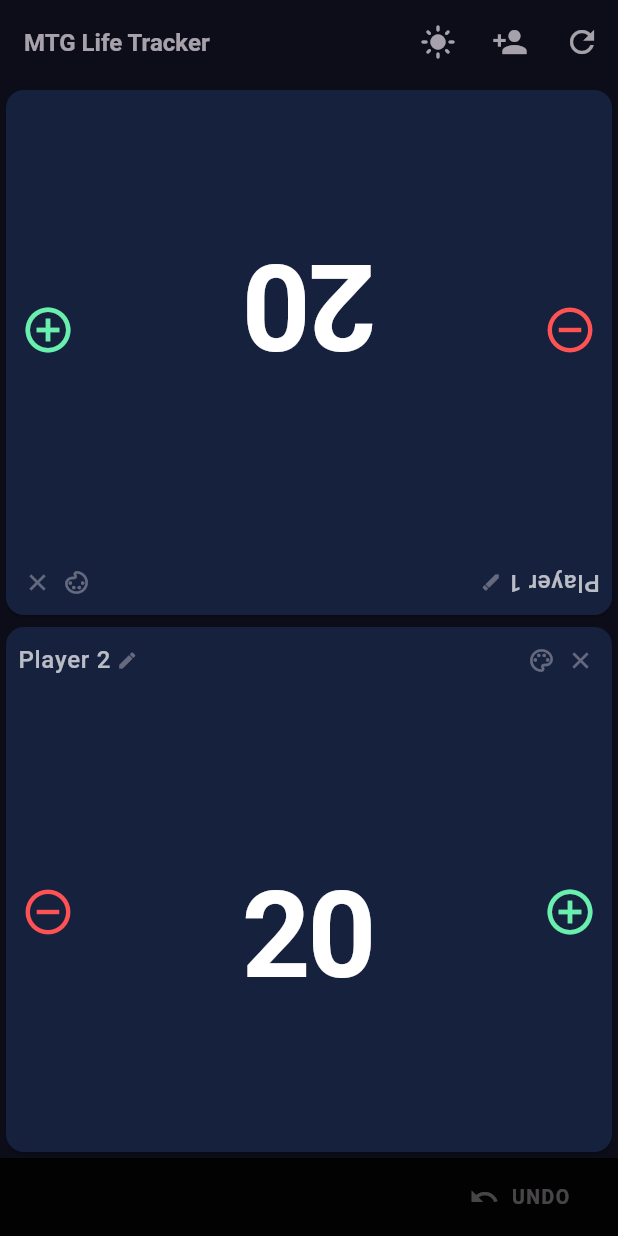
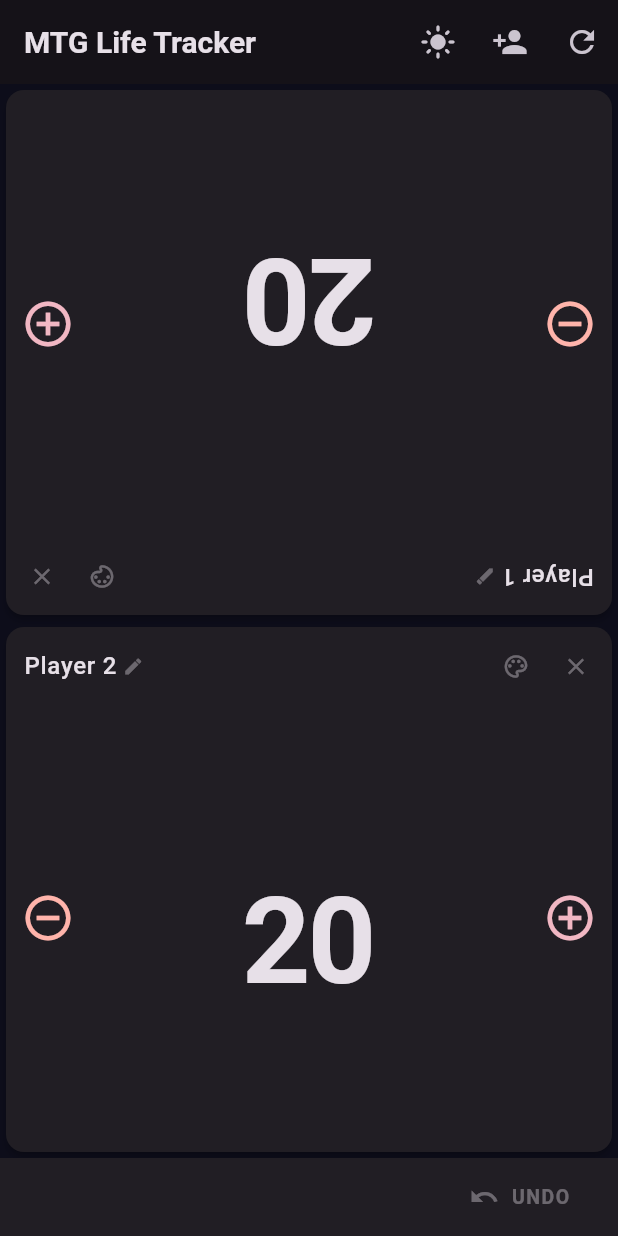
Before and after one commit to adamkea/mtg-lifetracker, a Flutter app: the screen it shows after launch, after a tap on "START GAME", on a phone screen of 412 x 824 dp. Run offline on Flutter 3.47's test engine with Material 3 defaults, Android fonts, the phone set to English and light mode, and no system bars; our stand-ins replace flutter_svg, shared_preferences.

Commit message:
Adopt Material Design 3 fully across the app
- main.dart: Build ColorScheme separately so tonal roles (surfaceContainerHighest,
  primary, etc.) can be referenced in inputDecorationTheme; switch from
  ElevatedButtonThemeData to FilledButtonThemeData; remove redundant cardColor
  and hardcoded chipTheme/textTheme color overrides — let M3 ColorScheme derive them

- setup_screen.dart: Replace custom _PlayerCountSelector (AnimatedContainer +
  GestureDetector) with SegmentedButton<int>; switch ElevatedButton → FilledButton
  for the primary action; use colorScheme.error for the heart icon tint; remove
  hardcoded text colors (now resolved from colorScheme)

- player_card.dart: Use colorScheme.surfaceContainer for card base color;
  colorScheme.error / tertiary for minus/plus icon and half-tap highlight colors;
  replace GestureDetector header buttons with IconButton; replace TextButton "Done"
  with FilledButton.tonal; add AnimatedScale to the delta indicator for M3-style motion

- game_screen.dart: Remove manual appBarColor override — M3 AppBar uses
  surfaceContainer tint automatically; remove hardcoded title TextStyle color

- player_name_dialog.dart: Remove hardcoded backgroundColor and white TextStyle
  overrides — AlertDialog in M3 uses surfaceContainerHigh automatically;
  switch save action from TextButton to FilledButton

- undo_bar.dart: Replace raw Container with Material(colorScheme.surfaceContainer)
  for correct M3 surface treatment; use bodySmall TextTheme role for description text;
  let TextButton.icon resolve enabled/disabled color from colorScheme automatically

Co-authored-by: adamkea <admkearney@gmail.com>
https://claude.ai/code/session_016XDk84vbqTRHq2wtsunpC4

```diff
--- a/lib/main.dart
+++ b/lib/main.dart
@@ -35,36 +35,31 @@ class MtgLifeTrackerApp extends StatelessWidget {
 
   ThemeData _buildDarkTheme() {
     const seedColor = Color(0xFF533483);
+    final colorScheme = ColorScheme.fromSeed(
+      seedColor: seedColor,
+      brightness: Brightness.dark,
+    );
     return ThemeData(
-      colorScheme: ColorScheme.fromSeed(
-        seedColor: seedColor,
-        brightness: Brightness.dark,
-      ),
+      colorScheme: colorScheme,
       scaffoldBackgroundColor: const Color(0xFF0D0D1A),
-      cardColor: const Color(0xFF16213E),
       useMaterial3: true,
       textTheme: const TextTheme(
         displayLarge: TextStyle(
           fontSize: 80,
           fontWeight: FontWeight.bold,
-          color: Colors.white,
           letterSpacing: -2,
         ),
         titleMedium: TextStyle(
           fontSize: 16,
-          color: Colors.white70,
           letterSpacing: 0.5,
         ),
         titleLarge: TextStyle(
           fontSize: 20,
           fontWeight: FontWeight.w600,
-          color: Colors.white,
         ),
       ),
-      elevatedButtonTheme: ElevatedButtonThemeData(
-        style: ElevatedButton.styleFrom(
-          backgroundColor: seedColor,
-          foregroundColor: Colors.white,
+      filledButtonTheme: FilledButtonThemeData(
+        style: FilledButton.styleFrom(
           padding: const EdgeInsets.symmetric(vertical: 16, horizontal: 40),
           textStyle: const TextStyle(
             fontSize: 18,
@@ -77,60 +72,50 @@ class MtgLifeTrackerApp extends StatelessWidget {
         ),
       ),
       chipTheme: ChipThemeData(
-        backgroundColor: const Color(0xFF1E2A4A),
-        selectedColor: seedColor,
-        labelStyle: const TextStyle(color: Colors.white),
         shape: RoundedRectangleBorder(borderRadius: BorderRadius.circular(8)),
       ),
       inputDecorationTheme: InputDecorationTheme(
         filled: true,
-        fillColor: const Color(0xFF1E2A4A),
+        fillColor: colorScheme.surfaceContainerHighest,
         border: OutlineInputBorder(
           borderRadius: BorderRadius.circular(10),
           borderSide: BorderSide.none,
         ),
         focusedBorder: OutlineInputBorder(
           borderRadius: BorderRadius.circular(10),
-          borderSide: const BorderSide(color: seedColor, width: 2),
+          borderSide: BorderSide(color: colorScheme.primary, width: 2),
         ),
-        labelStyle: const TextStyle(color: Colors.white60),
-        hintStyle: const TextStyle(color: Colors.white38),
       ),
     );
   }
 
   ThemeData _buildLightTheme() {
     const seedColor = Color(0xFF533483);
+    final colorScheme = ColorScheme.fromSeed(
+      seedColor: seedColor,
+      brightness: Brightness.light,
+    );
     return ThemeData(
-      colorScheme: ColorScheme.fromSeed(
-        seedColor: seedColor,
-        brightness: Brightness.light,
-      ),
+      colorScheme: colorScheme,
       scaffoldBackgroundColor: const Color(0xFFF0F0F8),
-      cardColor: const Color(0xFFFFFFFF),
       useMaterial3: true,
       textTheme: const TextTheme(
         displayLarge: TextStyle(
           fontSize: 80,
           fontWeight: FontWeight.bold,
-          color: Color(0xFF1A1A2E),
           letterSpacing: -2,
         ),
         titleMedium: TextStyle(
           fontSize: 16,
-          color: Color(0xFF44445A),
           letterSpacing: 0.5,
         ),
         titleLarge: TextStyle(
           fontSize: 20,
           fontWeight: FontWeight.w600,
-          color: Color(0xFF1A1A2E),
         ),
       ),
-      elevatedButtonTheme: ElevatedButtonThemeData(
-        style: ElevatedButton.styleFrom(
-          backgroundColor: seedColor,
-          foregroundColor: Colors.white,
+      filledButtonTheme: FilledButtonThemeData(
+        style: FilledButton.styleFrom(
           padding: const EdgeInsets.symmetric(vertical: 16, horizontal: 40),
           textStyle: const TextStyle(
             fontSize: 18,
@@ -143,25 +128,19 @@ class MtgLifeTrackerApp extends StatelessWidget {
         ),
       ),
       chipTheme: ChipThemeData(
-        backgroundColor: const Color(0xFFE8EAF6),
-        selectedColor: seedColor,
-        labelStyle: const TextStyle(color: Color(0xFF1A1A2E)),
-        secondaryLabelStyle: const TextStyle(color: Colors.white),
         shape: RoundedRectangleBorder(borderRadius: BorderRadius.circular(8)),
       ),
       inputDecorationTheme: InputDecorationTheme(
         filled: true,
-        fillColor: const Color(0xFFE8EAF6),
+        fillColor: colorScheme.surfaceContainerHighest,
         border: OutlineInputBorder(
           borderRadius: BorderRadius.circular(10),
           borderSide: BorderSide.none,
         ),
         focusedBorder: OutlineInputBorder(
           borderRadius: BorderRadius.circular(10),
-          borderSide: const BorderSide(color: seedColor, width: 2),
+          borderSide: BorderSide(color: colorScheme.primary, width: 2),
         ),
-        labelStyle: const TextStyle(color: Color(0xFF44445A)),
-        hintStyle: const TextStyle(color: Color(0xFF888899)),
       ),
     );
   }
--- a/lib/screens/game_screen.dart
+++ b/lib/screens/game_screen.dart
@@ -17,42 +17,28 @@ class GameScreen extends StatelessWidget {
     final gs = context.watch<GameState>();
     final players = gs.players;
     final isDark = context.watch<ThemeNotifier>().isDark;
-    final appBarColor = Theme.of(context).scaffoldBackgroundColor;
-    final iconColor = Theme.of(context).colorScheme.onSurface.withOpacity(0.7);
-    final iconDisabledColor =
-        Theme.of(context).colorScheme.onSurface.withOpacity(0.25);
 
     return Scaffold(
       appBar: AppBar(
-        backgroundColor: appBarColor,
-        title: Text(
-          'MTG Life Tracker',
-          style: TextStyle(color: iconColor, fontSize: 16),
-        ),
+        title: const Text('MTG Life Tracker'),
         automaticallyImplyLeading: false,
         actions: [
           // Light/dark mode toggle
           IconButton(
-            icon: Icon(
-              isDark ? Icons.light_mode : Icons.dark_mode,
-              color: iconColor,
-            ),
+            icon: Icon(isDark ? Icons.light_mode : Icons.dark_mode),
             tooltip: isDark ? 'Switch to light mode' : 'Switch to dark mode',
             onPressed: context.read<ThemeNotifier>().toggle,
           ),
           // Add player (disabled at 6)
           IconButton(
-            icon: Icon(
-              Icons.person_add,
-              color: players.length < 6 ? iconColor : iconDisabledColor,
-            ),
+            icon: const Icon(Icons.person_add),
             tooltip: 'Add player',
             onPressed:
                 players.length < 6 ? context.read<GameState>().addPlayer : null,
           ),
           // New game — returns to SetupScreen
           IconButton(
-            icon: Icon(Icons.refresh, color: iconColor),
+            icon: const Icon(Icons.refresh),
             tooltip: 'New game',
             onPressed: () => Navigator.of(context).pop(),
           ),
--- a/lib/screens/setup_screen.dart
+++ b/lib/screens/setup_screen.dart
@@ -92,7 +92,7 @@ class _SetupScreenState extends State<SetupScreen> {
   Widget build(BuildContext context) {
     final theme = Theme.of(context);
     final isDark = context.watch<ThemeNotifier>().isDark;
-    final onSurface = theme.colorScheme.onSurface;
+    final colorScheme = theme.colorScheme;
 
     return Scaffold(
       body: SafeArea(
@@ -108,7 +108,6 @@ class _SetupScreenState extends State<SetupScreen> {
                   Text(
                     'MTG Life Tracker',
                     style: theme.textTheme.headlineLarge?.copyWith(
-                      color: onSurface,
                       fontWeight: FontWeight.bold,
                       letterSpacing: 1,
                     ),
@@ -125,9 +124,19 @@ class _SetupScreenState extends State<SetupScreen> {
                   // Player count
                   Text('Number of Players', style: theme.textTheme.titleLarge),
                   const SizedBox(height: 12),
-                  _PlayerCountSelector(
-                    selected: _playerCount,
-                    onSelected: (n) => setState(() => _playerCount = n),
+                  Center(
+                    child: SegmentedButton<int>(
+                      segments: List.generate(
+                        6,
+                        (i) => ButtonSegment<int>(
+                          value: i + 1,
+                          label: Text('${i + 1}'),
+                        ),
+                      ),
+                      selected: {_playerCount},
+                      onSelectionChanged: (s) =>
+                          setState(() => _playerCount = s.first),
+                    ),
                   ),
                   const SizedBox(height: 32),
 
@@ -144,7 +153,7 @@ class _SetupScreenState extends State<SetupScreen> {
                             child: Text(
                               'P${i + 1}',
                               style: theme.textTheme.titleSmall?.copyWith(
-                                color: onSurface.withOpacity(0.54),
+                                color: colorScheme.onSurface.withOpacity(0.54),
                               ),
                             ),
                           ),
@@ -186,16 +195,18 @@ class _SetupScreenState extends State<SetupScreen> {
                       FilteringTextInputFormatter.digitsOnly,
                       _MaxValueFormatter(999),
                     ],
-                    style: TextStyle(color: onSurface, fontSize: 18),
                     decoration: InputDecoration(
                       labelText: 'Custom life total',
-                      prefixIcon: const Icon(Icons.favorite, color: Colors.redAccent),
+                      prefixIcon: Icon(
+                        Icons.favorite,
+                        color: colorScheme.error,
+                      ),
                     ),
                     onChanged: _onLifeChanged,
                   ),
                   const SizedBox(height: 56),
 
-                  ElevatedButton(
+                  FilledButton(
                     onPressed: _startGame,
                     child: const Text('START GAME'),
                   ),
@@ -209,7 +220,6 @@ class _SetupScreenState extends State<SetupScreen> {
               child: IconButton(
                 icon: Icon(
                   isDark ? Icons.light_mode : Icons.dark_mode,
-                  color: onSurface.withOpacity(0.7),
                 ),
                 tooltip: isDark ? 'Switch to light mode' : 'Switch to dark mode',
                 onPressed: context.read<ThemeNotifier>().toggle,
@@ -218,60 +228,6 @@ class _SetupScreenState extends State<SetupScreen> {
           ],
         ),
       ),
-    );
-  }
-}
-
-class _PlayerCountSelector extends StatelessWidget {
-  final int selected;
-  final ValueChanged<int> onSelected;
-
-  const _PlayerCountSelector({
-    required this.selected,
-    required this.onSelected,
-  });
-
-  @override
-  Widget build(BuildContext context) {
-    final isDark = Theme.of(context).brightness == Brightness.dark;
-    final unselectedColor =
-        isDark ? const Color(0xFF1E2A4A) : const Color(0xFFE8EAF6);
-    final selectedColor = const Color(0xFF533483);
-    final unselectedTextColor =
-        isDark ? Colors.white54 : const Color(0xFF533483);
-
-    return Row(
-      mainAxisAlignment: MainAxisAlignment.spaceEvenly,
-      children: List.generate(6, (i) {
-        final n = i + 1;
-        final isSelected = selected == n;
-        return GestureDetector(
-          onTap: () => onSelected(n),
-          child: AnimatedContainer(
-            duration: const Duration(milliseconds: 150),
-            width: 44,
-            height: 44,
-            decoration: BoxDecoration(
-              color: isSelected ? selectedColor : unselectedColor,
-              borderRadius: BorderRadius.circular(22),
-              border: isSelected
-                  ? Border.all(color: Colors.white54, width: 1.5)
-                  : null,
-            ),
-            child: Center(
-              child: Text(
-                '$n',
-                style: TextStyle(
-                  color: isSelected ? Colors.white : unselectedTextColor,
-                  fontSize: 18,
-                  fontWeight:
-                      isSelected ? FontWeight.bold : FontWeight.normal,
-                ),
-              ),
-            ),
-          ),
-        );
-      }),
     );
   }
 }
--- a/lib/widgets/player_card.dart
+++ b/lib/widgets/player_card.dart
@@ -54,10 +54,8 @@ class _PlayerCardState extends State<PlayerCard> {
   }
 
   Color _cardColor(BuildContext context) {
-    final isDark = Theme.of(context).brightness == Brightness.dark;
-    final baseColor = isDark
-        ? const Color(0xFF16213E)
-        : const Color(0xFFFFFFFF);
+    final colorScheme = Theme.of(context).colorScheme;
+    final baseColor = colorScheme.surfaceContainer;
     if (widget.player.colors.isEmpty) return baseColor;
     var result = baseColor;
     for (final c in widget.player.colors) {
@@ -69,7 +67,7 @@ class _PlayerCardState extends State<PlayerCard> {
   void _showColorPicker(BuildContext context) {
     showModalBottomSheet<void>(
       context: context,
-      backgroundColor: Theme.of(context).cardColor,
+      backgroundColor: Theme.of(context).colorScheme.surfaceContainerHigh,
       shape: const RoundedRectangleBorder(
         borderRadius: BorderRadius.vertical(top: Radius.circular(16)),
       ),
@@ -83,23 +81,19 @@ class _PlayerCardState extends State<PlayerCard> {
   Widget build(BuildContext context) {
     final gs = context.watch<GameState>();
     final canRemove = gs.players.length > 1;
-    final onSurface = Theme.of(context).colorScheme.onSurface;
-    final subtleColor = onSurface.withOpacity(0.38);
-    final isDark = Theme.of(context).brightness == Brightness.dark;
+    final colorScheme = Theme.of(context).colorScheme;
 
     final deltaSign = _deltaAccumulator > 0 ? '+' : '';
     final deltaColor = _deltaAccumulator >= 0
-        ? (isDark ? Colors.greenAccent : const Color(0xFF065F46))
-        : (isDark ? Colors.redAccent : const Color(0xFF9F1239));
-
-    final minusIconColor = isDark ? Colors.redAccent : const Color(0xFF9F1239);
-    final plusIconColor = isDark ? Colors.greenAccent : const Color(0xFF065F46);
+        ? colorScheme.tertiary
+        : colorScheme.error;
 
     return Card(
       margin: const EdgeInsets.all(4),
       color: _cardColor(context),
       clipBehavior: Clip.antiAlias,
       shape: RoundedRectangleBorder(borderRadius: BorderRadius.circular(12)),
+      elevation: 2,
       child: Padding(
         padding: const EdgeInsets.fromLTRB(0, 6, 0, 8),
         child: Column(
@@ -107,14 +101,18 @@ class _PlayerCardState extends State<PlayerCard> {
           children: [
             // ── Header row: player name + icons ───────────────────────────
             Padding(
-              padding: const EdgeInsets.symmetric(horizontal: 8),
+              padding: const EdgeInsets.symmetric(horizontal: 4),
               child: Row(
                 children: [
                   Expanded(
-                    child: GestureDetector(
+                    child: InkWell(
                       onTap: () => showPlayerNameDialog(context, widget.player),
+                      borderRadius: BorderRadius.circular(8),
                       child: Padding(
-                        padding: const EdgeInsets.symmetric(vertical: 4),
+                        padding: const EdgeInsets.symmetric(
+                          horizontal: 8,
+                          vertical: 4,
+                        ),
                         child: Row(
                           mainAxisSize: MainAxisSize.min,
                           children: [
@@ -126,29 +124,38 @@ class _PlayerCardState extends State<PlayerCard> {
                               ),
                             ),
                             const SizedBox(width: 4),
-                            Icon(Icons.edit, size: 14, color: subtleColor),
+                            Icon(
+                              Icons.edit,
+                              size: 14,
+                              color: colorScheme.onSurface.withOpacity(0.38),
+                            ),
                           ],
                         ),
                       ),
                     ),
                   ),
                   // Color picker button
-                  GestureDetector(
-                    onTap: () => _showColorPicker(context),
-                    child: Padding(
-                      padding: const EdgeInsets.all(4),
-                      child: widget.player.colors.isEmpty
-                          ? Icon(Icons.palette_outlined, size: 18, color: subtleColor)
+                  IconButton(
+                    onPressed: () => _showColorPicker(context),
+                    iconSize: 18,
+                    visualDensity: VisualDensity.compact,
+                    icon: widget.player.colors.isEmpty
+                        ? Icon(
+                            Icons.palette_outlined,
+                            color: colorScheme.onSurface.withOpacity(0.38),
+                          )
                         : _MiniColorIcons(colors: widget.player.colors),
                   ),
-                  ),
                   if (canRemove)
-                    GestureDetector(
-                      onTap: () =>
-                          context.read<GameState>().removePlayer(widget.player.id),
-                      child: Padding(
-                        padding: const EdgeInsets.all(4),
-                        child: Icon(Icons.close, size: 18, color: subtleColor),
+                    IconButton(
+                      onPressed: () => context
+                          .read<GameState>()
+                          .removePlayer(widget.player.id),
+                      iconSize: 18,
+                      visualDensity: VisualDensity.compact,
+                      icon: Icon(
+                        Icons.close,
+                        color: colorScheme.onSurface.withOpacity(0.38),
                       ),
                     ),
                 ],
@@ -193,7 +200,7 @@ class _PlayerCardState extends State<PlayerCard> {
                         padding: const EdgeInsets.only(left: 10),
                         child: Icon(
                           Icons.remove_circle_outline,
-                          color: minusIconColor,
+                          color: colorScheme.error,
                           size: 36,
                         ),
                       ),
@@ -208,7 +215,7 @@ class _PlayerCardState extends State<PlayerCard> {
                         padding: const EdgeInsets.only(right: 10),
                         child: Icon(
                           Icons.add_circle_outline,
-                          color: plusIconColor,
+                          color: colorScheme.tertiary,
                           size: 36,
                         ),
                       ),
@@ -221,16 +228,20 @@ class _PlayerCardState extends State<PlayerCard> {
                       child: Column(
                         mainAxisAlignment: MainAxisAlignment.center,
                         children: [
-                          // Delta indicator — fades in/out above the life counter
+                          // Delta indicator — fades and scales in/out above the life counter
                           AnimatedOpacity(
                             opacity: _showDelta ? 1.0 : 0.0,
                             duration: const Duration(milliseconds: 300),
+                            child: AnimatedScale(
+                              scale: _showDelta ? 1.0 : 0.6,
+                              duration: const Duration(milliseconds: 200),
                               child: Text(
                                 '$deltaSign$_deltaAccumulator',
                                 style: TextStyle(
                                   color: deltaColor,
                                   fontSize: 22,
                                   fontWeight: FontWeight.bold,
+                                ),
                               ),
                             ),
                           ),
@@ -314,16 +325,12 @@ class _HalfTapAreaState extends State<_HalfTapArea> {
 
   @override
   Widget build(BuildContext context) {
-    final isDark = Theme.of(context).brightness == Brightness.dark;
+    final colorScheme = Theme.of(context).colorScheme;
     final isPlus = widget.delta > 0;
     final highlightColor = _pressed
         ? (isPlus
-            ? (isDark
-                ? Colors.green.withOpacity(0.30)
-                : Colors.green.withOpacity(0.18))
-            : (isDark
-                ? Colors.red.withOpacity(0.30)
-                : Colors.red.withOpacity(0.18)))
+            ? colorScheme.tertiary.withOpacity(0.25)
+            : colorScheme.error.withOpacity(0.25))
         : Colors.transparent;
 
     return GestureDetector(
@@ -393,7 +400,6 @@ class _ColorPickerSheetState extends State<_ColorPickerSheet> {
 
   @override
   Widget build(BuildContext context) {
-    final onSurface = Theme.of(context).colorScheme.onSurface;
     return Padding(
       padding: const EdgeInsets.fromLTRB(24, 20, 24, 32),
       child: Column(
@@ -402,10 +408,7 @@ class _ColorPickerSheetState extends State<_ColorPickerSheet> {
         children: [
           Text(
             '${widget.player.name} — Commander Colors',
-            style: Theme.of(context)
-                .textTheme
-                .titleMedium
-                ?.copyWith(color: onSurface),
+            style: Theme.of(context).textTheme.titleMedium,
             textAlign: TextAlign.center,
           ),
           const SizedBox(height: 20),
@@ -419,7 +422,7 @@ class _ColorPickerSheetState extends State<_ColorPickerSheet> {
             },
           ),
           const SizedBox(height: 20),
-          TextButton(
+          FilledButton.tonal(
             onPressed: () => Navigator.pop(context),
             child: const Text('Done'),
           ),
--- a/lib/widgets/player_name_dialog.dart
+++ b/lib/widgets/player_name_dialog.dart
@@ -13,16 +13,11 @@ Future<void> showPlayerNameDialog(
   final newName = await showDialog<String>(
     context: context,
     builder: (dialogContext) => AlertDialog(
-      backgroundColor: const Color(0xFF16213E),
-      title: const Text(
-        'Rename Player',
-        style: TextStyle(color: Colors.white),
-      ),
+      title: const Text('Rename Player'),
       content: TextField(
         controller: controller,
         autofocus: true,
         textCapitalization: TextCapitalization.words,
-        style: const TextStyle(color: Colors.white),
         decoration: const InputDecoration(
           hintText: 'Player name',
         ),
@@ -33,7 +28,7 @@ Future<void> showPlayerNameDialog(
           onPressed: () => Navigator.pop(dialogContext),
           child: const Text('Cancel'),
         ),
-        TextButton(
+        FilledButton(
           onPressed: () => Navigator.pop(dialogContext, controller.text),
           child: const Text('Save'),
         ),
--- a/lib/widgets/undo_bar.dart
+++ b/lib/widgets/undo_bar.dart
@@ -11,41 +11,31 @@ class UndoBar extends StatelessWidget {
   @override
   Widget build(BuildContext context) {
     final gs = context.watch<GameState>();
-    final isDark = Theme.of(context).brightness == Brightness.dark;
-    final bgColor = isDark ? Colors.black87 : const Color(0xFFE2E2EF);
-    final onSurface = Theme.of(context).colorScheme.onSurface;
+    final colorScheme = Theme.of(context).colorScheme;
 
-    return Container(
+    return Material(
+      color: colorScheme.surfaceContainer,
+      child: SizedBox(
         height: 52,
-      color: bgColor,
+        child: Padding(
           padding: const EdgeInsets.symmetric(horizontal: 16),
           child: Row(
             children: [
               Expanded(
                 child: Text(
                   gs.lastActionDescription,
-              style: TextStyle(
-                color: onSurface.withOpacity(0.54),
-                fontSize: 13,
+                  style: Theme.of(context).textTheme.bodySmall?.copyWith(
+                        color: colorScheme.onSurface.withOpacity(0.6),
                       ),
                   overflow: TextOverflow.ellipsis,
                 ),
               ),
               TextButton.icon(
                 onPressed: gs.canUndo ? gs.undo : null,
-            icon: Icon(
-              Icons.undo,
-              color: gs.canUndo
-                  ? onSurface
-                  : onSurface.withOpacity(0.3),
-              size: 20,
-            ),
-            label: Text(
+                icon: const Icon(Icons.undo, size: 20),
+                label: const Text(
                   'UNDO',
                   style: TextStyle(
-                color: gs.canUndo
-                    ? onSurface
-                    : onSurface.withOpacity(0.3),
                     fontWeight: FontWeight.bold,
                     fontSize: 13,
                     letterSpacing: 1,
@@ -54,6 +44,8 @@ class UndoBar extends StatelessWidget {
               ),
             ],
           ),
+        ),
+      ),
     );
   }
 }
```
Lines whose indentation alone changed are shown as unchanged.
